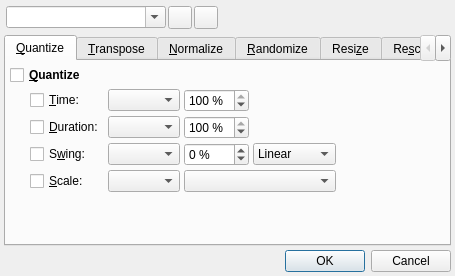
Above: src/qtractorMidiToolsForm.ui from rncbc/qtractor before the change. Below: the same form after it.
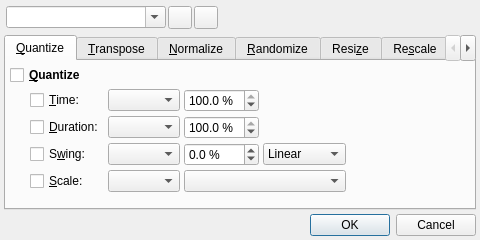
That is the form after the change. Icons and pictures are not drawn. Custom widgets are drawn as their Qt base class.

Commit message: - Added one decimal digit to all percentage input spin-boxes   on the MIDI Tools dialog. (EXPERIMENTAL)

```diff
--- a/src/qtractorMidiToolsForm.ui
+++ b/src/qtractorMidiToolsForm.ui
@@ -26,8 +26,8 @@
    <rect>
     <x>0</x>
     <y>0</y>
-    <width>455</width>
-    <height>276</height>
+    <width>480</width>
+    <height>240</height>
    </rect>
   </property>
   <property name="windowTitle">
@@ -171,7 +171,7 @@
         </widget>
        </item>
        <item row="1" column="3">
-        <widget class="QSpinBox" name="QuantizeTimeSpinBox">
+        <widget class="QDoubleSpinBox" name="QuantizeTimeSpinBox">
          <property name="minimumSize">
           <size>
            <width>60</width>
@@ -184,14 +184,23 @@
          <property name="suffix">
           <string> %</string>
          </property>
+         <property name="accelerated">
+          <bool>true</bool>
+         </property>
+         <property name="decimals">
+          <number>1</number>
+         </property>
          <property name="minimum">
-          <number>0</number>
+          <double>0.0</double>
          </property>
          <property name="maximum">
-          <number>100</number>
+          <double>100.0</double>
+         </property>
+         <property name="singleStep">
+          <double>0.1</double>
          </property>
          <property name="value">
-          <number>100</number>
+          <double>100.0</double>
          </property>
         </widget>
        </item>
@@ -223,7 +232,7 @@
         </widget>
        </item>
        <item row="2" column="3">
-        <widget class="QSpinBox" name="QuantizeDurationSpinBox">
+        <widget class="QDoubleSpinBox" name="QuantizeDurationSpinBox">
          <property name="minimumSize">
           <size>
            <width>60</width>
@@ -236,14 +245,23 @@
          <property name="suffix">
           <string> %</string>
          </property>
+         <property name="accelerated">
+          <bool>true</bool>
+         </property>
+         <property name="decimals">
+          <number>1</number>
+         </property>
          <property name="minimum">
-          <number>0</number>
+          <double>0.0</double>
          </property>
          <property name="maximum">
-          <number>100</number>
+          <double>100.0</double>
+         </property>
+         <property name="singleStep">
+          <double>0.1</double>
          </property>
          <property name="value">
-          <number>100</number>
+          <double>100.0</double>
          </property>
         </widget>
        </item>
@@ -262,7 +280,7 @@
         </widget>
        </item>
        <item row="3" column="3">
-        <widget class="QSpinBox" name="QuantizeSwingSpinBox">
+        <widget class="QDoubleSpinBox" name="QuantizeSwingSpinBox">
          <property name="minimumSize">
           <size>
            <width>60</width>
@@ -275,14 +293,23 @@
          <property name="suffix">
           <string> %</string>
          </property>
+         <property name="accelerated">
+          <bool>true</bool>
+         </property>
+         <property name="decimals">
+          <number>1</number>
+         </property>
          <property name="minimum">
-          <number>-100</number>
+          <double>-100.0</double>
          </property>
          <property name="maximum">
-          <number>100</number>
+          <double>100.0</double>
+         </property>
+         <property name="singleStep">
+          <double>0.1</double>
          </property>
          <property name="value">
-          <number>0</number>
+          <double>0.0</double>
          </property>
         </widget>
        </item>
```
Left out of the diff: 118 changed lines with no effect on the pictures. The commit also changes 12 other files.
